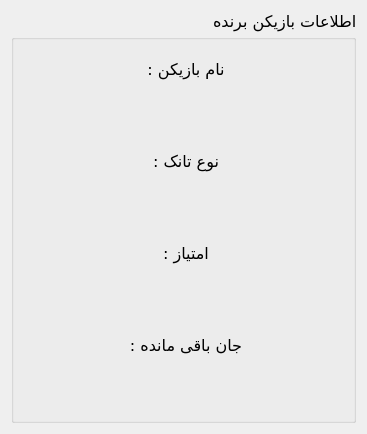
Before: the Qt Designer form winnerinfo.ui in ehsankhani/TANKS_BATTLE, drawn with Qt 5.
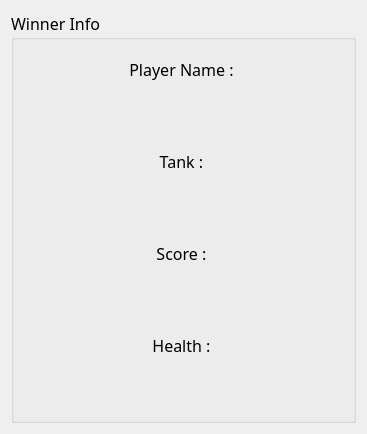
After: the same form once the commit is applied.

Diff of the .ui file:
```diff
--- a/winnerinfo.ui
+++ b/winnerinfo.ui
@@ -20,13 +20,13 @@
    <string>Dialog</string>
   </property>
   <property name="layoutDirection">
-   <enum>Qt::RightToLeft</enum>
+   <enum>Qt::LeftToRight</enum>
   </property>
   <layout class="QVBoxLayout" name="verticalLayout_2">
    <item>
     <widget class="QGroupBox" name="groupBox_2">
      <property name="title">
-      <string>اطلاعات بازیکن برنده</string>
+      <string>Winner Info</string>
      </property>
      <layout class="QVBoxLayout" name="verticalLayout_4">
       <item>
@@ -44,7 +44,7 @@
          </size>
         </property>
         <property name="text">
-         <string>نام بازیکن : </string>
+         <string>Player Name : </string>
         </property>
         <property name="alignment">
          <set>Qt::AlignCenter</set>
@@ -88,7 +88,7 @@
          </size>
         </property>
         <property name="text">
-         <string>نوع تانک : </string>
+         <string>Tank : </string>
         </property>
         <property name="alignment">
          <set>Qt::AlignCenter</set>
@@ -132,7 +132,7 @@
          </size>
         </property>
         <property name="text">
-         <string>امتیاز : </string>
+         <string>Score : </string>
         </property>
         <property name="alignment">
          <set>Qt::AlignCenter</set>
@@ -176,7 +176,7 @@
          </size>
         </property>
         <property name="text">
-         <string>جان باقی مانده : </string>
+         <string>Health : </string>
         </property>
         <property name="alignment">
          <set>Qt::AlignCenter</set>
```
